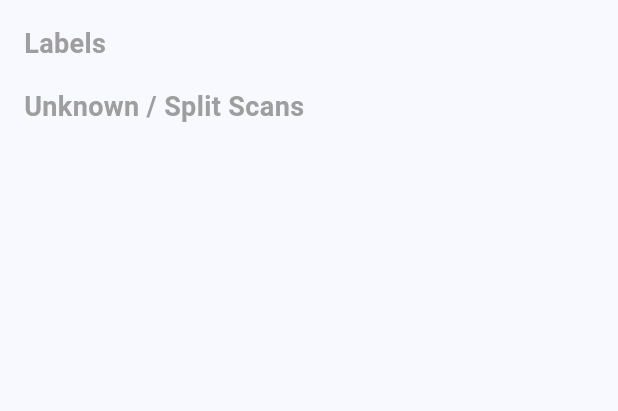
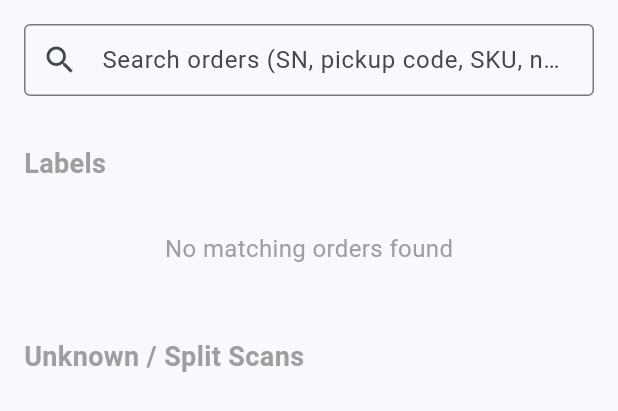
Before and after one commit to chsrisi/order-checker, a Flutter app: the OrdersHistoryScreen widget shown alone on an empty page, opened directly with empty values, on a phone screen of 412 x 824 dp. Shown: the top 411 px of the screen. Run offline on Flutter 3.47's test engine with Material 3 defaults, Android fonts, the phone set to English and light mode, and no system bars; our stand-ins replace flutter_dotenv, flutter_secure_storage, open_file; missing offline and left inert: jose; accounts and stored records are empty.

Commit message:
feat: add order filtering

```diff
--- a/frontend/client/lib/screens/orders_view.dart
+++ b/frontend/client/lib/screens/orders_view.dart
@@ -346,6 +346,8 @@ class OrdersHistoryScreen extends StatefulWidget {
 }
 
 class _OrdersHistoryScreenState extends State<OrdersHistoryScreen> {
+  final TextEditingController _searchController = TextEditingController();
+
   @override
   void initState() {
     super.initState();
@@ -381,6 +383,7 @@ class _OrdersHistoryScreenState extends State<OrdersHistoryScreen> {
 
   @override
   void dispose() {
+    _searchController.dispose();
     WidgetsBinding.instance.addPostFrameCallback((_) {
       if (mounted) {
         final appState = Provider.of<AppState>(context, listen: false);
@@ -511,8 +514,68 @@ class _OrdersHistoryScreenState extends State<OrdersHistoryScreen> {
   Widget build(BuildContext context) {
     final appState = Provider.of<AppState>(context);
 
+    final query = _searchController.text.toLowerCase().trim();
+    final filteredOrders = query.isEmpty
+        ? appState.orders
+        : appState.orders.where((order) {
+            if (order.orderSn.toLowerCase().contains(query)) return true;
+
+            final pickupCode = order.info
+                .firstWhere(
+                  (i) => i.pickupCode != null && i.pickupCode!.isNotEmpty,
+                  orElse: () => ShopeeOrderInfo(id: 0),
+                )
+                .pickupCode;
+            if (pickupCode != null && pickupCode.toLowerCase().contains(query)) {
+              return true;
+            }
+
+            final requirements = order.itemList;
+            for (final req in requirements) {
+              if (req.componentSku.toLowerCase().contains(query)) return true;
+              if (req.componentName.toLowerCase().contains(query)) return true;
+            }
+
+            final scanned = appState.pickItemEntries.where(
+              (e) => e.orderSn == order.orderSn,
+            );
+            for (final pie in scanned) {
+              if (pie.sku.toLowerCase().contains(query)) return true;
+              if (pie.itemName != null && pie.itemName!.toLowerCase().contains(query)) {
+                return true;
+              }
+            }
+
+            return false;
+          }).toList();
+
     return Column(
       children: [
+        Padding(
+          padding: const EdgeInsets.all(16.0),
+          child: TextField(
+            controller: _searchController,
+            decoration: InputDecoration(
+              hintText: "Search orders (SN, pickup code, SKU, name, scans)...",
+              prefixIcon: const Icon(Icons.search),
+              suffixIcon: _searchController.text.isNotEmpty
+                  ? IconButton(
+                      icon: const Icon(Icons.clear),
+                      onPressed: () {
+                        setState(() {
+                          _searchController.clear();
+                        });
+                      },
+                    )
+                  : null,
+              border: const OutlineInputBorder(),
+              contentPadding: const EdgeInsets.symmetric(horizontal: 16, vertical: 12),
+            ),
+            onChanged: (val) {
+              setState(() {});
+            },
+          ),
+        ),
         Expanded(
           child: RadioGroup<String>(
             groupValue: widget.activeOrder,
@@ -528,7 +591,18 @@ class _OrdersHistoryScreenState extends State<OrdersHistoryScreen> {
                     color: Colors.grey,
                   ),
                 ),
-                ...appState.orders.map((order) {
+                if (filteredOrders.isEmpty)
+                  const Padding(
+                    padding: EdgeInsets.symmetric(vertical: 32.0),
+                    child: Center(
+                      child: Text(
+                        "No matching orders found",
+                        style: TextStyle(color: Colors.grey, fontSize: 16),
+                      ),
+                    ),
+                  )
+                else
+                  ...filteredOrders.map((order) {
                     final requirements = order.itemList;
                     final scanned = appState.pickItemEntries.where(
                       (e) => e.orderSn == order.orderSn,
```
Lines whose indentation alone changed are shown as unchanged.
